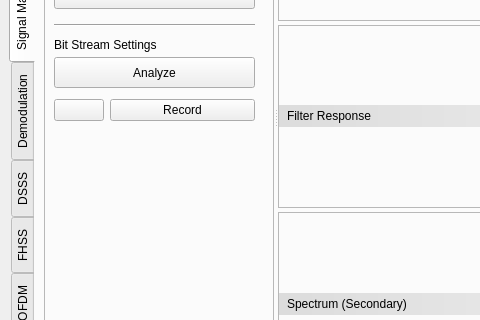
This is mainwindow.ui in vahidbahramian/Offline as Qt 5 draws it before an edit; both pictures show x 0 to 480 and y 183 to 503 of the 1070 by 600 pixel window. The edited form follows.
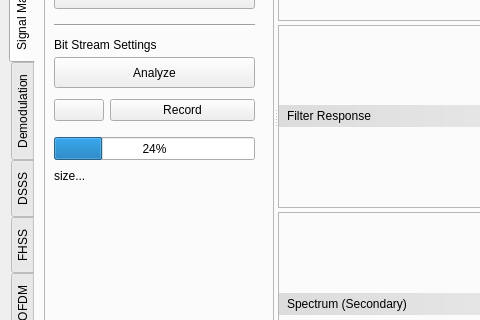
This is the edited form. Icons and pictures are not drawn.

Patch:
```diff
--- a/mainwindow.ui
+++ b/mainwindow.ui
@@ -669,6 +669,32 @@
              <string/>
             </property>
            </widget>
+           <widget class="QProgressBar" name="pBar_SM_SaveFile">
+            <property name="geometry">
+             <rect>
+              <x>10</x>
+              <y>300</y>
+              <width>201</width>
+              <height>23</height>
+             </rect>
+            </property>
+            <property name="value">
+             <number>24</number>
+            </property>
+           </widget>
+           <widget class="QLabel" name="lbl_SM_SavefileSize">
+            <property name="geometry">
+             <rect>
+              <x>10</x>
+              <y>330</y>
+              <width>191</width>
+              <height>17</height>
+             </rect>
+            </property>
+            <property name="text">
+             <string>size...</string>
+            </property>
+           </widget>
           </widget>
           <widget class="QSplitter" name="splitter_18">
            <property name="orientation">
```
